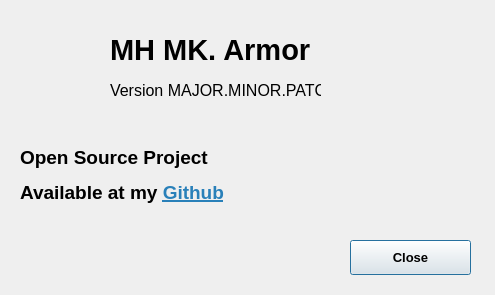
This is app/AboutWindow.ui in alcros33/MHW-Costume-Armor as Qt 5 draws it before an edit. The edited form follows.
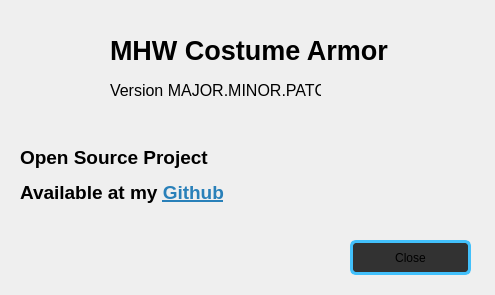
This is the edited form. Icons and pictures are not drawn.

```diff
--- a/app/AboutWindow.ui
+++ b/app/AboutWindow.ui
@@ -18,12 +18,12 @@
     <rect>
      <x>110</x>
      <y>30</y>
-     <width>281</width>
+     <width>381</width>
      <height>41</height>
     </rect>
    </property>
    <property name="text">
-    <string>&lt;html&gt;&lt;head/&gt;&lt;body&gt;&lt;p&gt;&lt;span style=&quot; font-size:22pt; font-weight:600;&quot;&gt;MH MK. Armor&lt;/span&gt;&lt;/p&gt;&lt;/body&gt;&lt;/html&gt;</string>
+    <string>&lt;html&gt;&lt;head/&gt;&lt;body&gt;&lt;p&gt;&lt;span style=&quot; font-size:20pt; font-weight:600;&quot;&gt;MHW Costume Armor&lt;/span&gt;&lt;/p&gt;&lt;/body&gt;&lt;/html&gt;</string>
    </property>
   </widget>
   <widget class="QLabel" name="logo">
@@ -89,11 +89,34 @@
    </property>
    <property name="font">
     <font>
-     <pointsize>10</pointsize>
-     <weight>75</weight>
-     <bold>true</bold>
+     <family>MS Shell Dlg 2</family>
+     <pointsize>9</pointsize>
+     <weight>50</weight>
+     <italic>false</italic>
+     <bold>false</bold>
     </font>
    </property>
+   <property name="styleSheet">
+    <string notr="true">QPushButton:hover:!pressed
+{
+	background-color :rgb(66, 192, 251);
+	border: 3px solid rgb(48, 73, 157);
+}
+
+QPushButton
+{
+font: 9pt &quot;MS Shell Dlg 2&quot;;
+border: 3px solid #42c0fb;
+background-color: rgba(50, 50, 50);
+ border-radius: 6px;
+}
+
+QPushButton:pressed {
+background-color :rgb(48, 73, 157);
+border: 3px solid rgb(26, 40, 86);
+
+}</string>
+   </property>
    <property name="text">
     <string>Close</string>
    </property>
```
